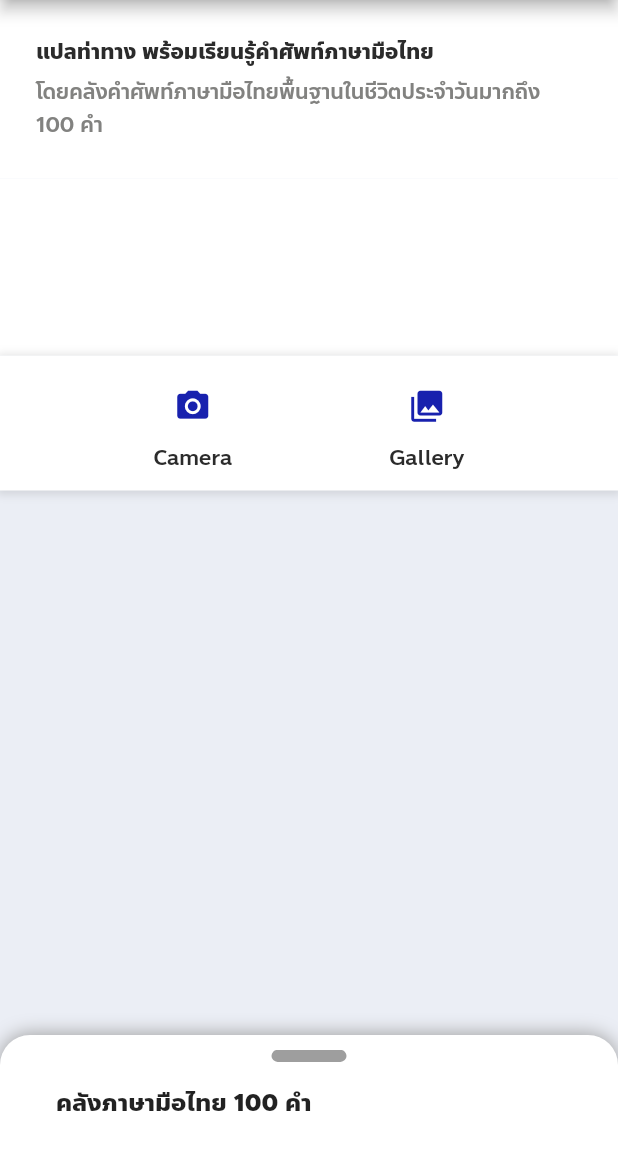
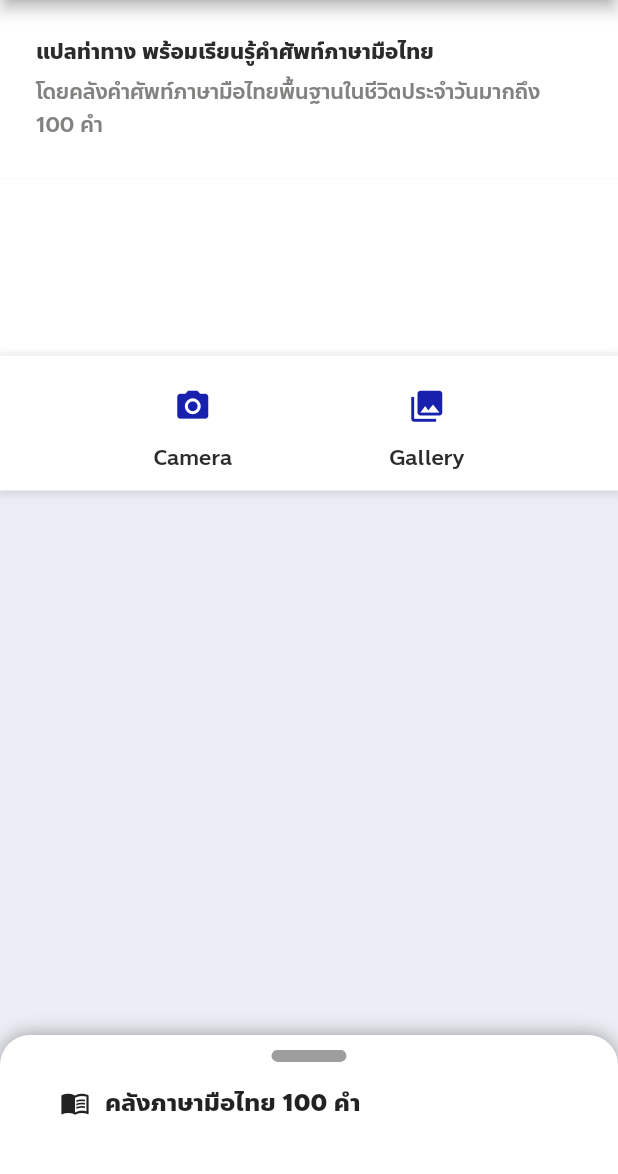
Before and after one commit to SLTH-Project/ThSL-Translate---Application, a Flutter app: the screen it shows after launch, after a tap on "เริ่มต้นใช้งาน", on a phone screen of 412 x 824 dp, the part 60-1234 px from its top. Run offline on Flutter 3.47's test engine with Material 2 defaults, Android fonts, the phone set to English and light mode, and no system bars; our stand-ins replace camera, cloud_firestore, firebase_core, firebase_storage, image_picker, logger; missing offline and left inert: tflite, tflite_flutter, tflite_flutter_helper; accounts and stored records are empty.

Commit message:
edit category name

```diff
--- a/THSLTranslation/lib/screens/home_screen.dart
+++ b/THSLTranslation/lib/screens/home_screen.dart
@@ -134,7 +134,7 @@ class _HomePageState extends State<HomePage> with WidgetsBindingObserver {
 
   bool yes = false;
   String location = '';
-  String categoryName = '';
+  Row rowCategoryName = Row();
 
   @override
   Widget build(BuildContext context) {
@@ -142,17 +142,23 @@ class _HomePageState extends State<HomePage> with WidgetsBindingObserver {
     print('START : click category = ');
     print(yes);
 
-    /*categoryName(Icon icon, Text textt) {
+    setCategoryName(Icon icon, Text textt) {
       return Row(
+        mainAxisSize: MainAxisSize.min,
+        mainAxisAlignment: MainAxisAlignment.start,
+        crossAxisAlignment: CrossAxisAlignment.center,
         children: [
+          SizedBox(
+            width: 25,
+          ),
           icon,
           SizedBox(
-            width: 5,
+            width: 10,
           ),
           textt
         ],
       );
-    }*/
+    }
 
     /*final panel = ExpansionPanelList(
       expandedHeaderPadding: EdgeInsets.all(1),
@@ -265,11 +271,11 @@ class _HomePageState extends State<HomePage> with WidgetsBindingObserver {
                           //print('click category = ');
                           //print(yes);
                           location = document["location"];
-                          /*categoryName(
+                          rowCategoryName = setCategoryName(
                               Icon(
-                              Icons.arrow_right,
+                                Icons.arrow_back_ios,
                                 color: Colors.black87,
-                              size: 10,
+                                size: 20,
                               ),
                               Text(
                                 document["name"],
@@ -278,10 +284,8 @@ class _HomePageState extends State<HomePage> with WidgetsBindingObserver {
                                   color: Colors.black87,
                                   fontSize: 16,
                                   fontWeight: FontWeight.w700,
-                      ),),
-
-                          );*/
-                          categoryName = "     <  " + document["name"];
+                                ),
+                              ));
                         });
                       },
                       child: Container(
@@ -311,7 +315,6 @@ class _HomePageState extends State<HomePage> with WidgetsBindingObserver {
                                     width: 98,
                                     decoration: BoxDecoration(
                                       borderRadius: BorderRadius.circular(10),
-                                      //color: Colors.indigo[50],
                                     ),
                                     child: Padding(
                                         padding: EdgeInsets.all(1),
@@ -480,27 +483,17 @@ class _HomePageState extends State<HomePage> with WidgetsBindingObserver {
                           //print('click to back to category (false) = ');
                           //print(yes);
                         });
-                      //return;
                       },
-                    child:
-                        /*yes ? categoryName(
+                      child: yes
+                          ? rowCategoryName
+                          : setCategoryName(
                               Icon(
-                              Icons.arrow_right,
+                                Icons.menu_book,
                                 color: Colors.black87,
-                              size: 10,
+                                size: 20,
                               ),
                               Text(
-                              '     คลังภาษามือไทย 100 คำ',
-                              style: TextStyle(
-                        fontFamily: 'Anakotmai',
-                        color: Colors.black87,
-                        fontSize: 16,
-                        fontWeight: FontWeight.w700,
-                      ),),
-
-                          ) */
-                        Text(
-                      yes ? categoryName : '     คลังภาษามือไทย 100 คำ',
+                                'คลังภาษามือไทย 100 คำ',
                                 style: TextStyle(
                                   fontFamily: 'Anakotmai',
                                   color: Colors.black87,
@@ -508,7 +501,7 @@ class _HomePageState extends State<HomePage> with WidgetsBindingObserver {
                                   fontWeight: FontWeight.w700,
                                 ),
                               ),
-                  ),
+                            )),
                   SizedBox(
                     height: 15,
                   ),
```
Also changed, not shown: THSLTranslation/lib/screens/camera_screen.dart (+0 -11 lines), THSLTranslation/lib/screens/result_screen.dart (+34 -30 lines). Lines whose indentation alone changed are shown as unchanged.
